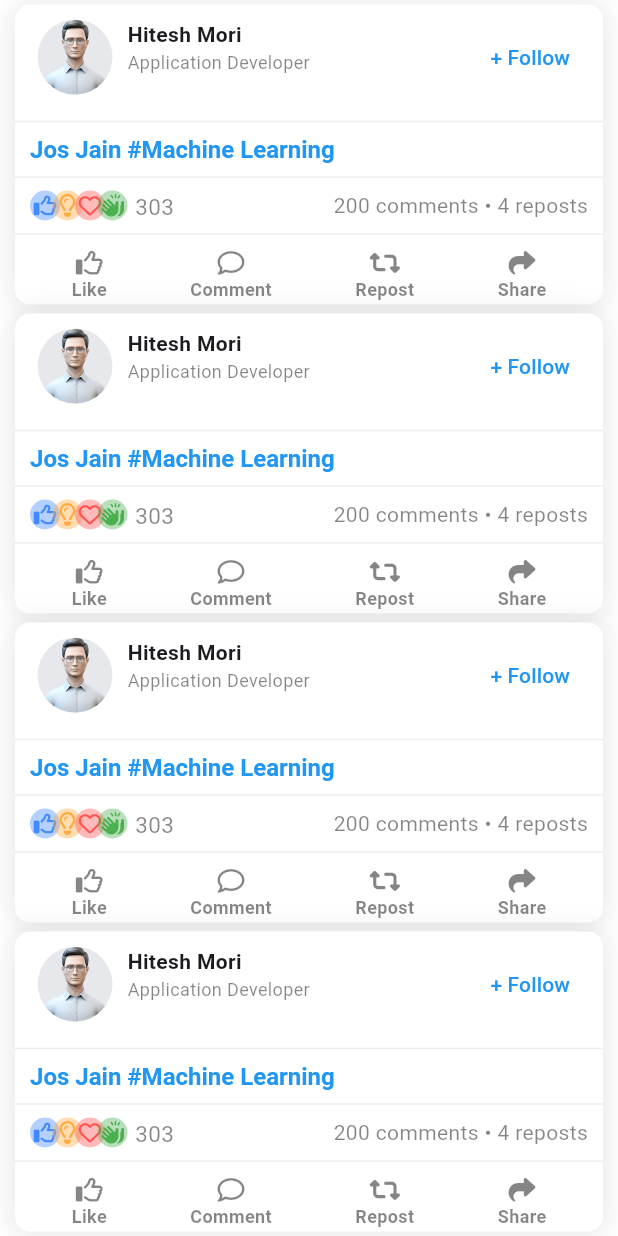
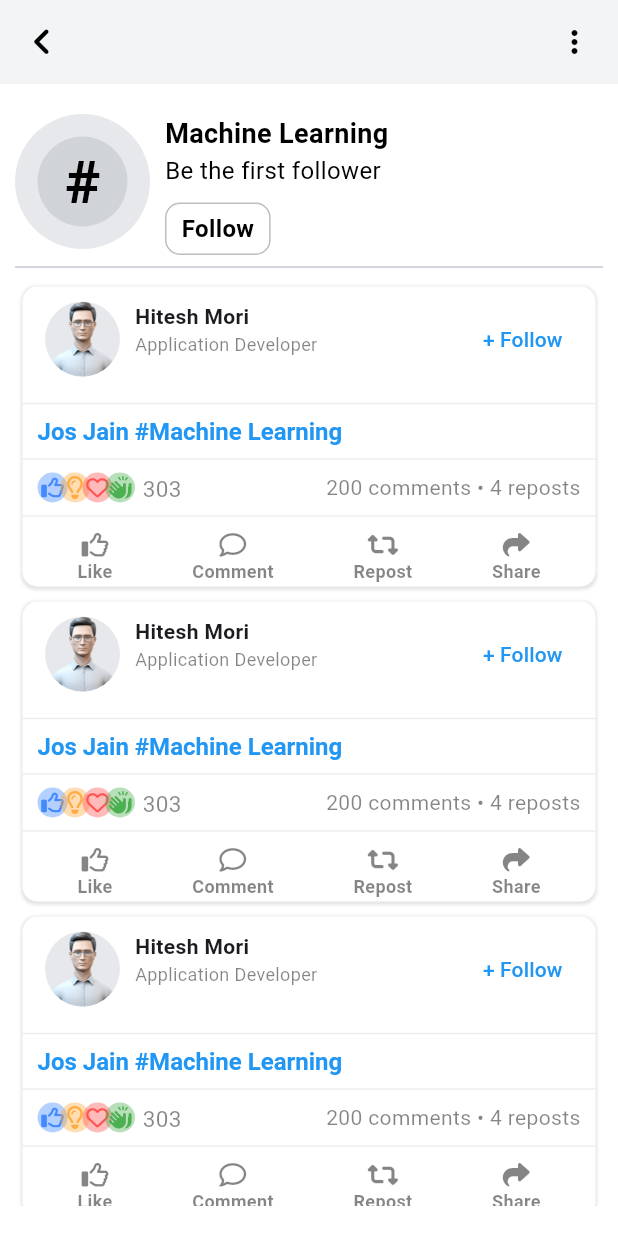
Before and after one commit to Hitesh123mori/Connect-with, a Flutter app: the PostScreen screen opened directly, after a tap on an icon or button, on a phone screen of 412 x 824 dp. Run offline on Flutter 3.47's test engine with Material 3 defaults, Android fonts, the phone set to English and light mode, and no system bars; our stand-ins replace carousel_slider, cherry_toast, cloud_firestore, dotted_border, firebase_auth, firebase_core and 10 more; missing offline and left inert: flutter_mentions; accounts and stored records are empty.

Commit message:
hash tag screen created

```diff
--- a/lib/apis/common/post/post_api.dart
+++ b/lib/apis/common/post/post_api.dart
@@ -31,6 +31,38 @@ class PostApis{
   }
 
 
+  //get hashtag by id
+  static Future<dynamic> getHashTag(String hid,String name) async {
+    try {
+      final docSnapshot = await _collectionRefHashTags.doc(hid).get();
+
+      if (docSnapshot.exists) {
+        return docSnapshot.data();
+      } else {
+
+        HashTagsModel newHashTag = HashTagsModel(
+          id: hid,
+          name: name,
+          followers: "0",
+          posts: [],
+        );
+
+        await _collectionRefHashTags.doc(hid).set(newHashTag.toJson());
+        print("New Hashtag created with ID: $hid");
+
+        return newHashTag.toJson();
+
+      }
+    } catch (error, stackTrace) {
+      return {
+        "error": error.toString(),
+        "stackTrace": stackTrace.toString(),
+      };
+    }
+  }
+
+
+
 
 
 }
--- a/lib/screens/home_screens/normal_user_home_screens/tabs/post/full_view_post.dart
+++ b/lib/screens/home_screens/normal_user_home_screens/tabs/post/full_view_post.dart
@@ -23,8 +23,7 @@ class _FullViewPostState extends State<FullViewPost> {
 
     return GestureDetector(
       onTap: () => FocusScope.of(context).unfocus(),
-      child:
-          Consumer<AppUserProvider>(builder: (context, appUserProvider, child) {
+      child: Consumer<AppUserProvider>(builder: (context, appUserProvider, child) {
         return MaterialApp(
           debugShowCheckedModeBanner: false,
           home: Scaffold(
--- /dev/null
+++ b/lib/screens/home_screens/normal_user_home_screens/tabs/post/hash_tag_screen.dart
@@ -0,0 +1,136 @@
+import 'package:connect_with/apis/common/post/post_api.dart';
+import 'package:connect_with/models/common/post_models/hashtag_model.dart';
+import 'package:connect_with/models/user/user.dart';
+import 'package:connect_with/utils/theme/colors.dart';
+import 'package:connect_with/utils/widgets/common_widgets/Post/post_card.dart';
+import 'package:connect_with/utils/widgets/common_widgets/text_style_formats/text_14.dart';
+import 'package:connect_with/utils/widgets/common_widgets/text_style_formats/text_16.dart';
+import 'package:connect_with/utils/widgets/common_widgets/text_style_formats/text_18.dart';
+import 'package:flutter/material.dart';
+import 'package:font_awesome_flutter/font_awesome_flutter.dart';
+
+class HashTagScreen extends StatefulWidget {
+  final HashTagsModel htm;
+  const HashTagScreen({super.key, required this.htm});
+
+  @override
+  State<HashTagScreen> createState() => _HashTagScreenState();
+}
+
+class _HashTagScreenState extends State<HashTagScreen> {
+  @override
+  Widget build(BuildContext context) {
+    return MaterialApp(
+      debugShowCheckedModeBanner: false,
+      home: Scaffold(
+        backgroundColor: AppColors.theme['secondaryColor'],
+        appBar: AppBar(
+          // title: Text(
+          //   widget.htm.name ?? "",
+          //   style: TextStyle(
+          //     fontWeight: FontWeight.bold,
+          //     fontSize: 18,
+          //   ),
+          // ),
+          surfaceTintColor: AppColors.theme['primaryColor'],
+          elevation: 1,
+          actions: [
+            IconButton(
+              onPressed: () {},
+              icon: Icon(Icons.more_vert_rounded, color: Colors.black),
+            ),
+            SizedBox(width: 5),
+          ],
+          leading: IconButton(
+            onPressed: () {
+              Navigator.pop(context);
+            },
+            icon: Icon(
+              Icons.keyboard_arrow_left_rounded,
+              size: 35,
+              color: Colors.black,
+            ),
+          ),
+          backgroundColor: AppColors.theme['secondaryColor'],
+          centerTitle: true,
+        ),
+        body: Padding(
+          padding: const EdgeInsets.symmetric(horizontal: 10.0, vertical: 20),
+          child: Column(
+            crossAxisAlignment: CrossAxisAlignment.start,
+            mainAxisAlignment: MainAxisAlignment.start,
+            children: [
+              Row(
+                crossAxisAlignment: CrossAxisAlignment.start,
+                children: [
+                  CircleAvatar(
+                    radius: 45,
+                    backgroundColor:
+                        AppColors.theme['primaryColor'].withOpacity(0.1),
+                    child: CircleAvatar(
+                      radius: 30,
+                      backgroundColor:
+                          AppColors.theme['primaryColor'].withOpacity(0.1),
+                      child: Center(
+                          child: Text(
+                        "#",
+                        style: TextStyle(
+                            color: Colors.black,
+                            fontWeight: FontWeight.bold,
+                            fontSize: 40),
+                      )),
+                    ),
+                  ),
+                  Padding(
+                    padding: const EdgeInsets.symmetric(horizontal: 10.0),
+                    child: Column(
+                      crossAxisAlignment: CrossAxisAlignment.start,
+                      mainAxisAlignment: MainAxisAlignment.start,
+                      children: [
+                        Text18(text: widget.htm.name ?? ""),
+                        Text16(
+                            isBold: false,
+                            text: widget.htm.followers == "0"
+                                ? "Be the first follower"
+                                : "${widget.htm.followers.toString()} + Followers"),
+                        SizedBox(
+                          height: 10,
+                        ),
+                        GestureDetector(
+                          child: Container(
+                            decoration: BoxDecoration(
+                                borderRadius: BorderRadius.circular(10),
+                                border:
+                                    Border.all(color: Colors.grey.shade400)),
+                            child: Padding(
+                              padding: const EdgeInsets.symmetric(
+                                  horizontal: 10.0, vertical: 5),
+                              child: Text16(text: "Follow"),
+                            ),
+                          ),
+                        )
+                      ],
+                    ),
+                  ),
+                ],
+              ),
+              Divider(),
+              Flexible(
+                child: ListView.builder(
+                  physics: BouncingScrollPhysics(),
+                  itemCount: 10,
+                  itemBuilder: (context, index) {
+                    return Padding(
+                      padding: const EdgeInsets.symmetric(vertical: 5.0,horizontal: 5),
+                      child: PostCard(onHashOpen: false,),
+                    );
+                  },
+                ),
+              ),
+            ],
+          ),
+        ),
+      ),
+    );
+  }
+}
--- a/lib/screens/home_screens/normal_user_home_screens/tabs/post/post_screen.dart
+++ b/lib/screens/home_screens/normal_user_home_screens/tabs/post/post_screen.dart
@@ -19,7 +19,10 @@ class _PostScreenState extends State<PostScreen> {
         physics: BouncingScrollPhysics(),
         itemCount: 10,
         itemBuilder: (context, index) {
-          return PostCard();
+          return Padding(
+            padding: const EdgeInsets.symmetric(vertical: 5.0,horizontal: 10),
+            child: PostCard(),
+          );
         },
       ),
     ) ;
--- a/lib/utils/helper_functions/helper_functions.dart
+++ b/lib/utils/helper_functions/helper_functions.dart
@@ -1,7 +1,10 @@
 import 'dart:convert';
+import 'package:connect_with/apis/common/post/post_api.dart';
 import 'package:connect_with/apis/normal/user_crud_operations/user_details_update.dart';
+import 'package:connect_with/models/common/post_models/hashtag_model.dart';
 import 'package:connect_with/models/user/user.dart';
 import 'package:connect_with/screens/home_screens/normal_user_home_screens/profile_screen/other_user_profile_screen.dart';
+import 'package:connect_with/screens/home_screens/normal_user_home_screens/tabs/post/hash_tag_screen.dart';
 import 'package:connect_with/side_transitions/left_right.dart';
 import 'package:fluttertoast/fluttertoast.dart';
 import 'package:flutter/gestures.dart';
@@ -115,7 +118,7 @@ class HelperFunctions{
 
   /// description formatter
 
-  static Widget parseText(String text,BuildContext context) {
+  static Widget parseText(String text,BuildContext context,bool onHashOpen) {
 
     RegExp mentionRegex = RegExp(r'@\[__(.*?)__\]\(__(.*?)__\)');
     RegExp hashtagRegex = RegExp(r'\#\[__(.*?)__\]\(__(.*?)__\)');
@@ -154,7 +157,10 @@ class HelperFunctions{
             text: "#${match[2]}",
             style: TextStyle(color: Colors.blue, fontWeight: FontWeight.bold),
             recognizer: TapGestureRecognizer()
-              ..onTap = () => print("Hashtag ID: ${match[1]}"),
+              ..onTap = onHashOpen ? ()async{
+                HashTagsModel? hashTagsModel =  await fetchHashTag(match[1] ?? "",match[2] ?? "") ;
+                Navigator.push(context, LeftToRight(HashTagScreen(htm : hashTagsModel ?? HashTagsModel())));
+              } : (){},
           ),
         );
       } else if (match.pattern == urlRegex) {
@@ -191,6 +197,8 @@ class HelperFunctions{
     );
   }
 
+
+  // temp functions
   static Future<AppUser?> fetchUser(String userId) async {
     final userData = await UserProfile.getUser(userId);
     if (userData is Map<String, dynamic>) {
@@ -199,5 +207,13 @@ class HelperFunctions{
     return null;
   }
 
+  static Future<HashTagsModel?> fetchHashTag(String hid,String name) async {
+    final userData = await PostApis.getHashTag(hid,name);
+    if (userData is Map<String, dynamic>) {
+      return HashTagsModel.fromJson(userData);
+    }
+    return null;
+  }
+
 
 }
--- a/lib/utils/widgets/common_widgets/Post/post_card.dart
+++ b/lib/utils/widgets/common_widgets/Post/post_card.dart
@@ -10,7 +10,8 @@ import 'package:font_awesome_flutter/font_awesome_flutter.dart';
 class PostCard extends StatefulWidget {
   final bool isElevation;
   final bool onTapDisable;
-  PostCard({super.key, this.isElevation = true, this.onTapDisable = false});
+  final bool onHashOpen ;
+  PostCard({super.key, this.isElevation = true, this.onTapDisable = false,this.onHashOpen = true});
 
   @override
   State<PostCard> createState() => _PostCardState();
@@ -24,9 +25,7 @@ class _PostCardState extends State<PostCard> {
   @override
   Widget build(BuildContext context) {
     mq = MediaQuery.of(context).size;
-    return Padding(
-      padding: const EdgeInsets.symmetric(horizontal: 10.0, vertical: 3),
-      child: Container(
+    return Container(
       width: mq.width * 1,
       decoration: BoxDecoration(
         color: Colors.white,
@@ -34,7 +33,7 @@ class _PostCardState extends State<PostCard> {
           widget.isElevation
               ? BoxShadow(
                   color: Colors.black.withOpacity(0.1),
-                    blurRadius: 15,
+                  blurRadius: 1,
                   spreadRadius: 1,
                   offset: Offset(0, 1),
                 )
@@ -118,7 +117,7 @@ class _PostCardState extends State<PostCard> {
                   topRight: Radius.circular(5),
                   topLeft: Radius.circular(5),
                 )),
-                  child: buildDescription("@[__asb3vCGzxAfMBLqpNXfhjtXTHL92__](__Jos Jain__) #[__VTntkhlKzObSqlhGXE11__](__Machine Learning__) ",context) ,
+                child: buildDescription("@[__asb3vCGzxAfMBLqpNXfhjtXTHL92__](__Jos Jain__) #[__VTntkhlKzObSqlhGXE11__](__Machine Learning__) ",context,widget.onHashOpen) ,
               ),
             ),
           ),
@@ -324,13 +323,12 @@ class _PostCardState extends State<PostCard> {
           ),
         ],
       ),
-      ),
     );
   }
 
   // detecintg hyperlinks and show more/show less
-  Widget buildDescription(String text,BuildContext context) {
-    return HelperFunctions.parseText(text,context);
+  Widget buildDescription(String text,BuildContext context,bool onHashOpen) {
+    return HelperFunctions.parseText(text,context,onHashOpen);
   }
 
   //icon buidler
```
Lines whose indentation alone changed are shown as unchanged.
